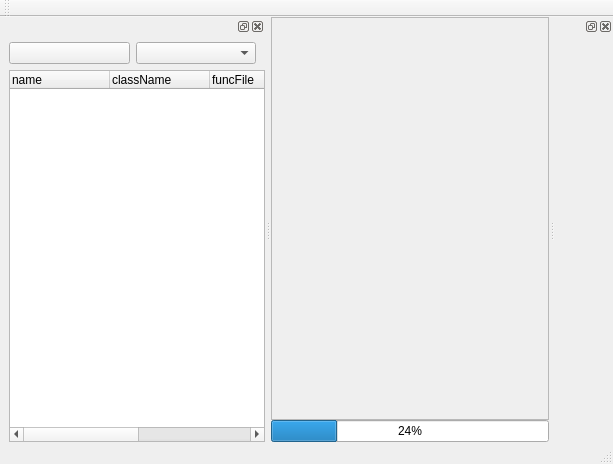
Before: the Qt Designer form ServoMain/MainGTSD/mainwindow.ui in tiangaomingjing/M4, drawn with Qt 5.
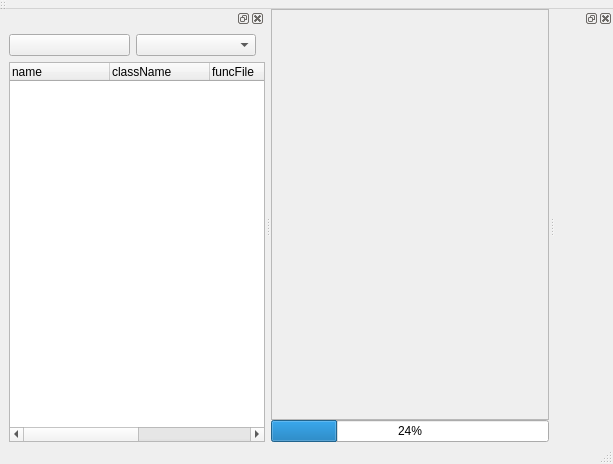
After: the same form once the commit is applied.

```diff
--- a/ServoMain/MainGTSD/mainwindow.ui
+++ b/ServoMain/MainGTSD/mainwindow.ui
@@ -13,6 +13,53 @@
   <property name="windowTitle">
    <string>MainWindow</string>
   </property>
+  <property name="styleSheet">
+   <string notr="true">QMenuBar {
+	spacing: 2px; /* spacing between menu bar items */
+    background-color: #F0F0F0;
+}
+
+QMenuBar::item {
+    padding: 6px 10px 6px 10px;
+    background: transparent;
+	color:black;
+}
+
+QMenuBar::item:selected { /* when selected using mouse or keyboard */
+    background: #E0DDDD;
+	color:black;
+	border-left:1px solid #BBB9B9;
+	border-top:1px solid #BBB9B9;
+	border-right:1px solid #BBB9B9;
+}
+
+QMenuBar::item:pressed {
+    background: #E0DDDD;
+	color:black;
+}
+
+QMenu {
+    background-color: #E0DDDD; /* sets background of the menu */
+    border-left:1px solid #BBB9B9;
+	border-bottom:1px solid #BBB9B9;
+	border-right:1px solid #BBB9B9;
+}
+
+QMenu::item {
+    /* sets background of menu item. set this to something non-transparent
+        if you want menu color and menu item color to be different */
+    background-color: transparent;
+}
+
+QMenu::item:selected { /* when user selects item using mouse or keyboard */
+    background-color: #567DBC;
+}
+QToolBar {
+	background: #F0F0F0;
+	spacing: 3px; 
+	border-bottom:1 solid lightgray;
+}</string>
+  </property>
   <widget class="QWidget" name="centralWidget">
    <layout class="QGridLayout" name="gridLayout">
     <property name="leftMargin">
@@ -53,8 +100,8 @@
         <rect>
          <x>0</x>
          <y>0</y>
-         <width>362</width>
-         <height>378</height>
+         <width>262</width>
+         <height>382</height>
         </rect>
        </property>
        <layout class="QVBoxLayout" name="verticalLayout_3">
@@ -290,7 +337,7 @@
          </column>
          <column>
           <property name="text">
-           <string>prm</string>
+           <string>uiIndex</string>
           </property>
          </column>
          <column>
```
Left out of the diff: 41 changed lines with no effect on the pictures.
